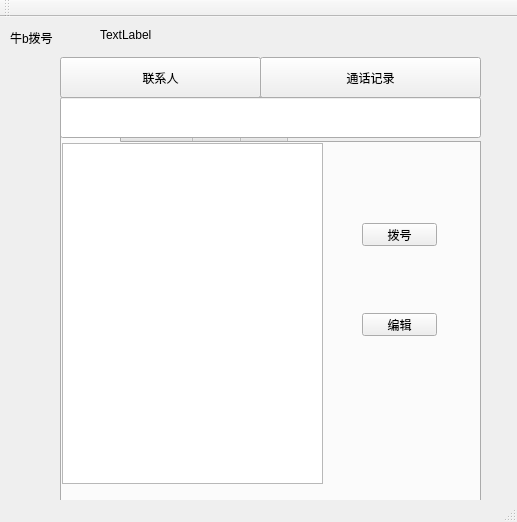
This is mainwindow.ui in yt2014/dail as Qt 5 draws it before an edit. The edited form follows.
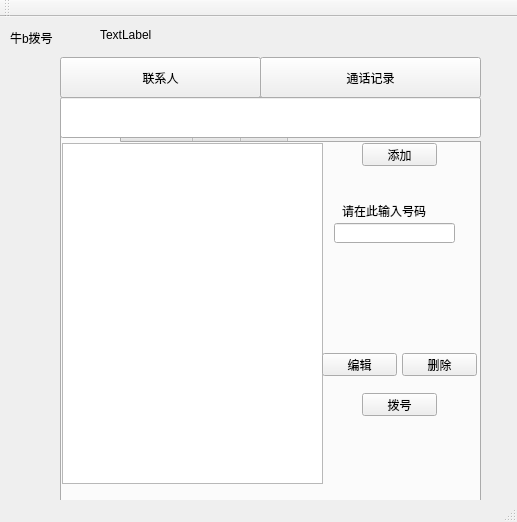
This is the edited form. Icons and pictures are not drawn.

Commit message: refactor fresh finished, adding contactor table modify, add,delete

Patch:
```diff
--- a/mainwindow.ui
+++ b/mainwindow.ui
@@ -93,7 +93,7 @@
       <property name="geometry">
        <rect>
         <x>300</x>
-        <y>80</y>
+        <y>250</y>
         <width>75</width>
         <height>23</height>
        </rect>
@@ -105,8 +105,8 @@
      <widget class="QPushButton" name="pBtn_Edit">
       <property name="geometry">
        <rect>
-        <x>300</x>
-        <y>170</y>
+        <x>260</x>
+        <y>210</y>
         <width>75</width>
         <height>23</height>
        </rect>
@@ -125,6 +125,55 @@
        </rect>
       </property>
      </widget>
+     <widget class="QPushButton" name="pBtn_AddContactor">
+      <property name="geometry">
+       <rect>
+        <x>300</x>
+        <y>0</y>
+        <width>75</width>
+        <height>23</height>
+       </rect>
+      </property>
+      <property name="text">
+       <string>添加</string>
+      </property>
+     </widget>
+     <widget class="QPushButton" name="pBtn_DeleteContactor">
+      <property name="geometry">
+       <rect>
+        <x>340</x>
+        <y>210</y>
+        <width>75</width>
+        <height>23</height>
+       </rect>
+      </property>
+      <property name="text">
+       <string>删除</string>
+      </property>
+     </widget>
+     <widget class="QLineEdit" name="lineEdit_InputTeleNumber">
+      <property name="geometry">
+       <rect>
+        <x>272</x>
+        <y>80</y>
+        <width>121</width>
+        <height>20</height>
+       </rect>
+      </property>
+     </widget>
+     <widget class="QLabel" name="label_InputTeleNumber">
+      <property name="geometry">
+       <rect>
+        <x>280</x>
+        <y>60</y>
+        <width>91</width>
+        <height>16</height>
+       </rect>
+      </property>
+      <property name="text">
+       <string>请在此输入号码</string>
+      </property>
+     </widget>
     </widget>
     <widget class="QWidget" name="tabRecord">
      <attribute name="title">
```
Left out of the diff: 2 changed lines with no effect on the pictures. The commit also changes 4 other files.
